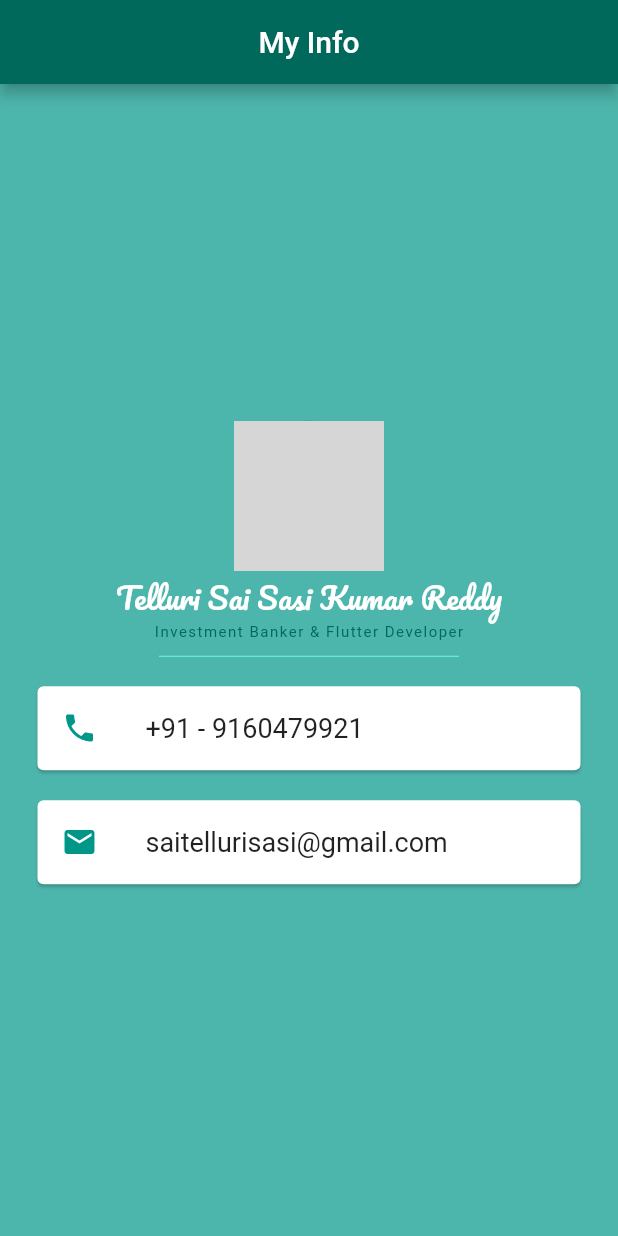
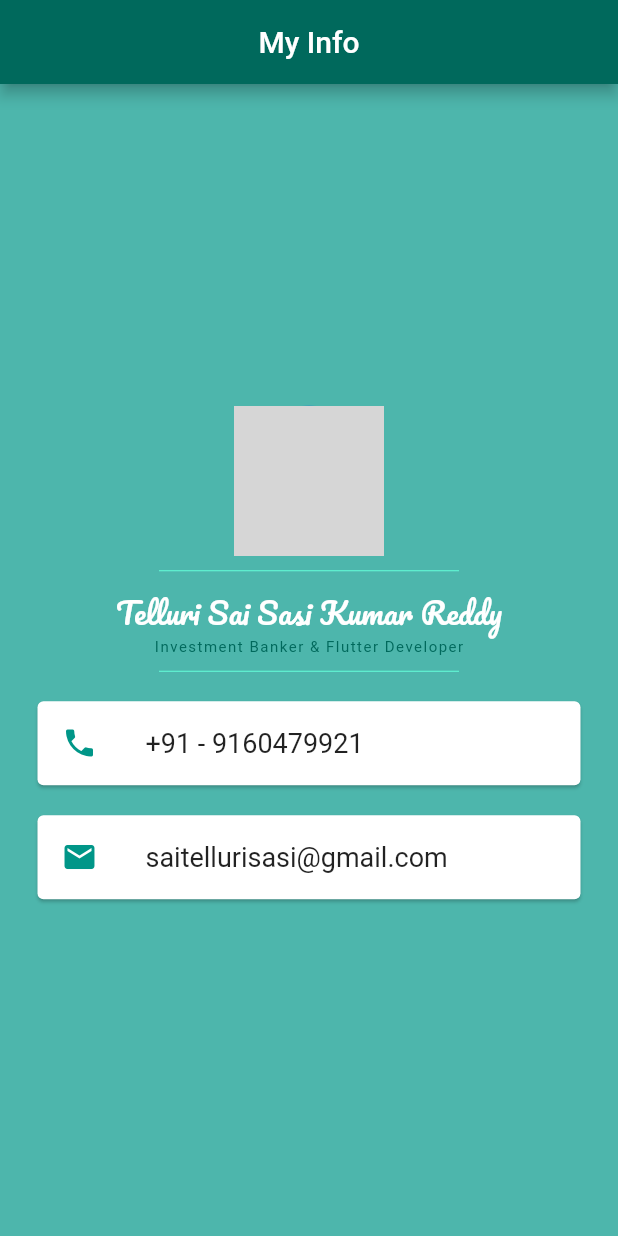
Before and after one commit to Telluri-Reddy/me, a Flutter app: the screen it shows after launch, on a phone screen of 412 x 824 dp. Run offline on Flutter 3.47's test engine with Material 2 defaults, Android fonts, the phone set to English and light mode, and no system bars; grey boxes are pictures that could not be loaded.

Commit message:
additional sized box updated between image and name.

```diff
--- a/lib/main.dart
+++ b/lib/main.dart
@@ -27,6 +27,13 @@ class _MyappState extends State<Myapp> {
               CircleAvatar(
                 backgroundImage: AssetImage('images/lion.jpg'),
                 radius: 50.0,
+              ),
+              SizedBox(
+                width: 200.0,
+                height: 20.0,
+                child: Divider(
+                  color: Colors.tealAccent,
+                ),
               ),
               Text(
                 'Telluri Sai Sasi Kumar Reddy',
```
